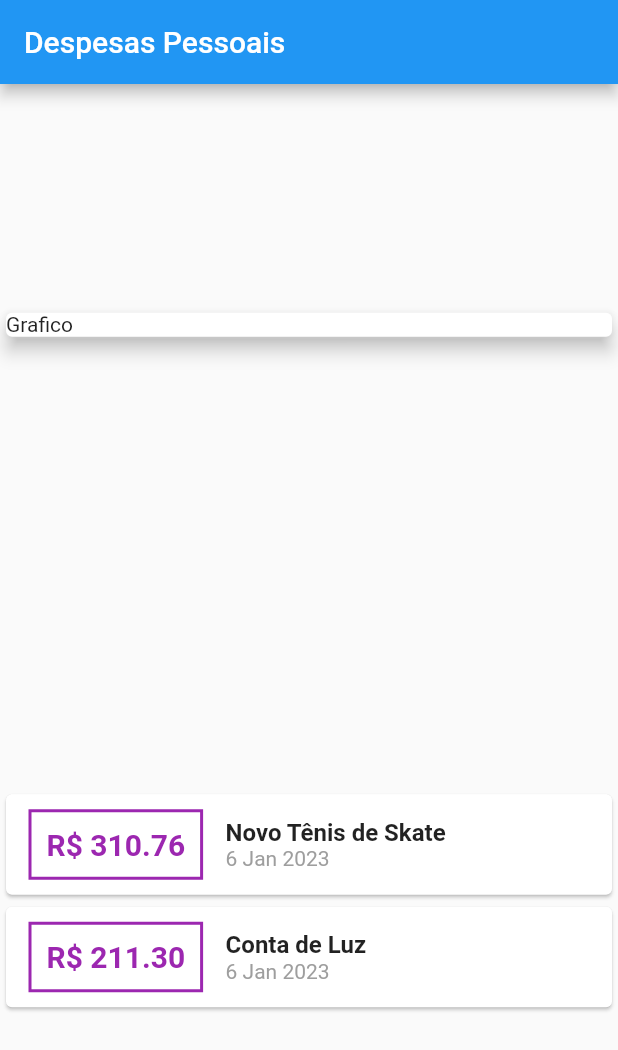
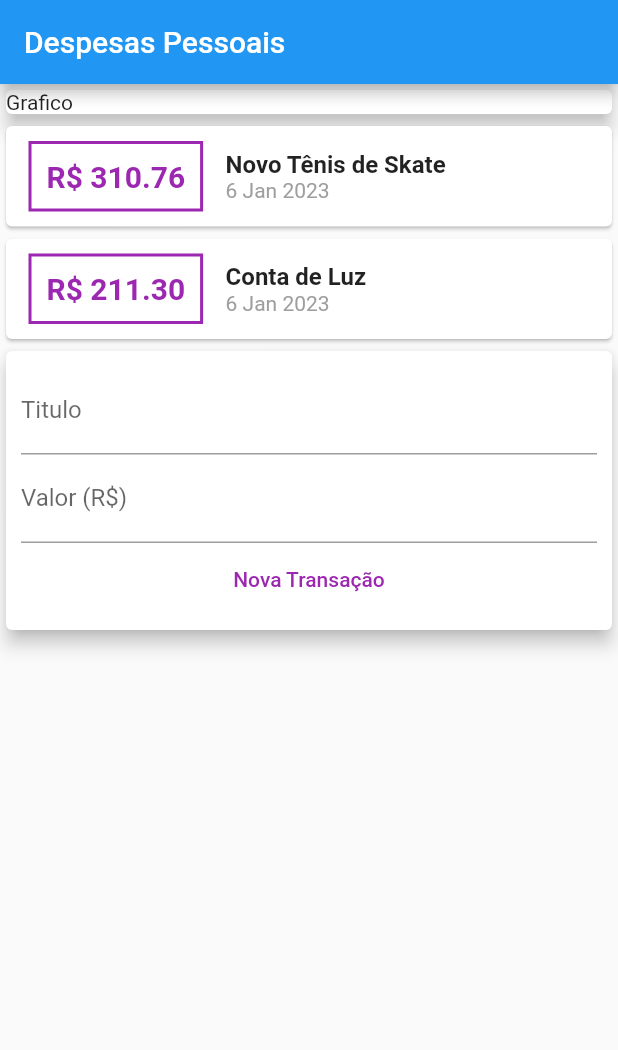
Before and after one commit to Icimm/expenses, a Flutter app: the screen it shows after launch, on a phone screen of 412 x 824 dp. Shown: the top 1050 px of the screen. Run offline on Flutter 3.47's test engine with Material 2 defaults, Android fonts, the phone set to English and light mode, and no system bars.

Commit message:
criacao da aplicacao
estilizacao

funcoes e classes

importacao de pacote inml

estilizção e criação de formulario

```diff
--- a/lib/main.dart
+++ b/lib/main.dart
@@ -26,6 +26,8 @@ class MyhomePage extends StatefulWidget {
 }
 
 class _MyhomePageState extends State<MyhomePage> {
+
+
   final _transactions = [
     Transaction(
         id: 't1',
@@ -50,7 +52,6 @@ class _MyhomePageState extends State<MyhomePage> {
         title: Text('Despesas Pessoais',),
       ),
       body: Column(
-        mainAxisAlignment: MainAxisAlignment.spaceAround,
         crossAxisAlignment: CrossAxisAlignment.stretch,
         children: <Widget> [
           Container(
@@ -107,6 +108,33 @@ class _MyhomePageState extends State<MyhomePage> {
                  ),
               );
             }).toList()
+          ),
+          Card(
+            elevation: 5,
+            child: Padding(
+              padding: const EdgeInsets.all(10),
+              child: Column(
+                children: <Widget>[
+                  TextField(
+                    decoration: InputDecoration(
+                      labelText: 'Titulo',
+                    ),
+                  ),
+                  TextField(
+                    decoration: InputDecoration(
+                      labelText: 'Valor (R\$)',
+                    ),
+                  ),
+                  TextButton(
+                    child: Text('Nova Transação'),
+                    style: ButtonStyle(
+                      foregroundColor: MaterialStateProperty.all<Color>(Colors.purple),
+                    ),
+                    onPressed: () {},
+                  )
+                ],
+              ),
+            ),
           )
         ],
       ),
```
